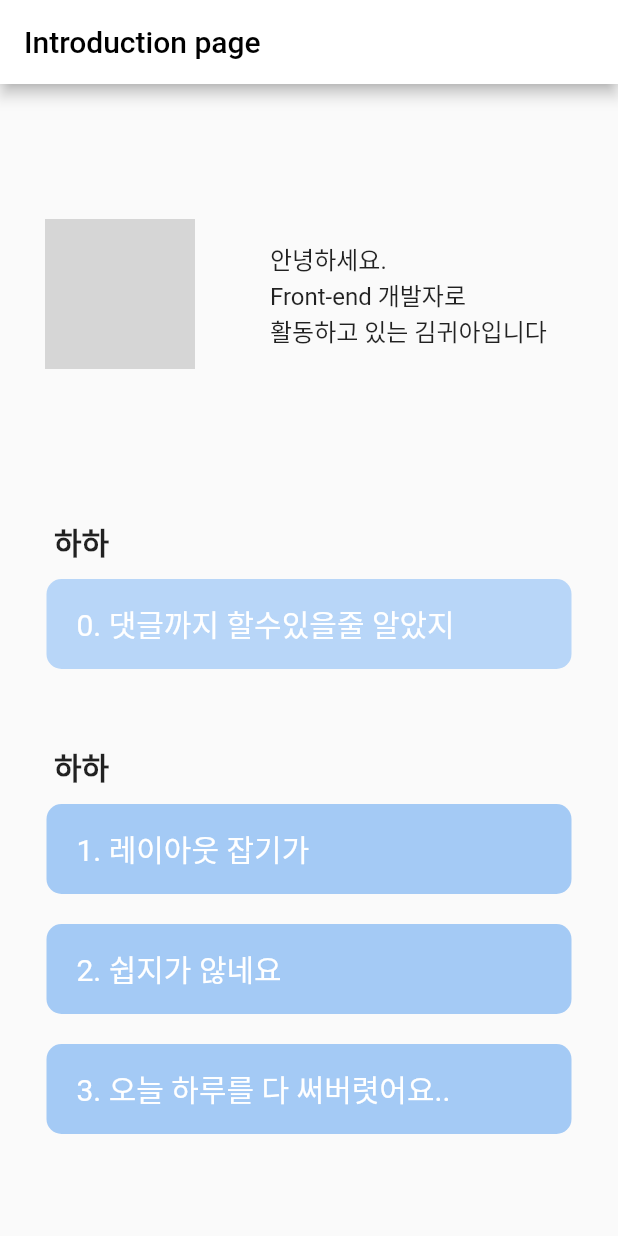
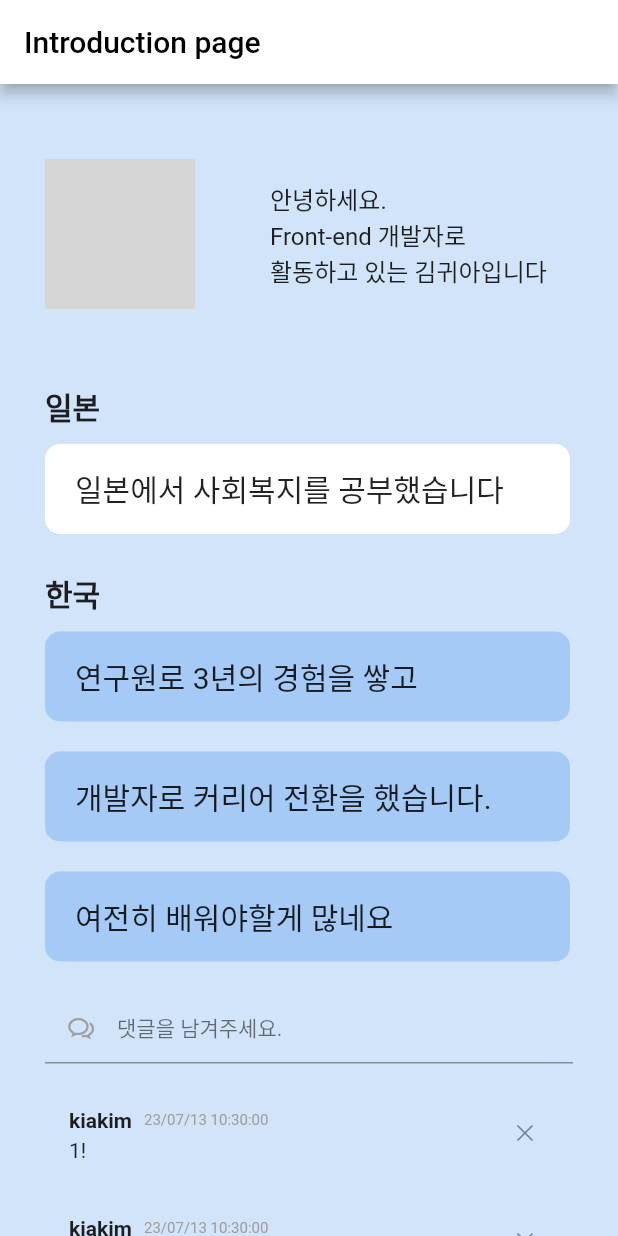
Before and after one commit to nbcamp/introduce-e1if, a Flutter app: the KiaPage screen opened directly, on a phone screen of 412 x 824 dp. Run offline on Flutter 3.47's test engine with Material 2 defaults, Android fonts, the light colour scheme and no system bars; our stand-ins replace shared_preferences, webview_flutter; accounts and stored records are empty; network calls fail; grey boxes are pictures that could not be loaded.

Commit message:
댓글 기능 추가 및 색상 리터치

```diff
--- a/analysis_options.yaml
+++ b/analysis_options.yaml
@@ -1 +1,31 @@
+# This file configures the analyzer, which statically analyzes Dart code to
+# check for errors, warnings, and lints.
+#
+# The issues identified by the analyzer are surfaced in the UI of Dart-enabled
+# IDEs (https://dart.dev/tools#ides-and-editors). The analyzer can also be
+# invoked from the command line by running `flutter analyze`.
+
+# The following line activates a set of recommended lints for Flutter apps,
+# packages, and plugins designed to encourage good coding practices.
 include: package:flutter_lints/flutter.yaml
+
+linter:
+  # The lint rules applied to this project can be customized in the
+  # section below to disable rules from the `package:flutter_lints/flutter.yaml`
+  # included above or to enable additional rules. A list of all available lints
+  # and their documentation is published at
+  # https://dart-lang.github.io/linter/lints/index.html.
+  #
+  # Instead of disabling a lint rule for the entire project in the
+  # section below, it can also be suppressed for a single line of code
+  # or a specific dart file by using the `// ignore: name_of_lint` and
+  # `// ignore_for_file: name_of_lint` syntax on the line or in the file
+  # producing the lint.
+  rules:
+    prefer_const_constructors: false
+    prefer_const_literals_to_create_immutables: false
+    # avoid_print: false  # Uncomment to disable the `avoid_print` rule
+    # prefer_single_quotes: true  # Uncomment to enable the `prefer_single_quotes` rule
+
+# Additional information about this file can be found at
+# https://dart.dev/guides/language/analysis-options
--- a/lib/screens/kia.dart
+++ b/lib/screens/kia.dart
@@ -1,4 +1,8 @@
 import 'package:flutter/material.dart';
+import 'package:introduce_e1if/widgets/comments.dart';
+
+import '../models/comment.dart';
+import '../services/comment.dart';
 
 class KiaPage extends StatefulWidget {
   const KiaPage({Key? key}) : super(key: key);
@@ -7,8 +11,16 @@ class KiaPage extends StatefulWidget {
 }
 
 class _KiaPageState extends State<KiaPage> {
+  List<Comment> comments = [
+    Comment(id: '1', author: 'kiakim', content: '1!'),
+    Comment(id: '2', author: 'kiakim', content: '2!'),
+    Comment(id: '3', author: 'kiakim', content: '3!'),
+  ];
+
   @override
   Widget build(BuildContext context) {
+    var commentService = CommentService();
+    var useState = commentService.useState('kiakim');
     return Scaffold(
       appBar: AppBar(
         title: Text(
@@ -17,10 +29,12 @@ class _KiaPageState extends State<KiaPage> {
         ),
         backgroundColor: Colors.white,
       ),
-      body: SingleChildScrollView(
+      body: Container(
+        color: Color.fromRGBO(184, 214, 248, 0.6),
+        child: SingleChildScrollView(
           child: Padding(
             padding:
-              const EdgeInsets.only(top: 90, left: 30, right: 30, bottom: 50),
+                const EdgeInsets.only(top: 50, left: 30, right: 30, bottom: 30),
             child: Column(
               children: [
                 Row(
@@ -62,13 +76,14 @@ class _KiaPageState extends State<KiaPage> {
                     ),
                   ],
                 ),
-              SizedBox(height: 100),
+                SizedBox(height: 50),
                 Column(
                   crossAxisAlignment: CrossAxisAlignment.start,
                   children: [
                     Text(
-                    ' 하하',
-                    style: TextStyle(fontSize: 20, fontWeight: FontWeight.bold),
+                      '일본',
+                      style:
+                          TextStyle(fontSize: 20, fontWeight: FontWeight.bold),
                     ),
                     SizedBox(height: 10),
                     Container(
@@ -76,10 +91,10 @@ class _KiaPageState extends State<KiaPage> {
                       child: Padding(
                         padding: const EdgeInsets.only(left: 20),
                         child: Text(
-                        "0. 댓글까지 할수있을줄 알았지",
+                          "일본에서 사회복지를 공부했습니다",
                           style: TextStyle(
                             fontSize: 20,
-                          color: Colors.white,
+                            color: Colors.black87,
                           ),
                         ),
                       ),
@@ -87,13 +102,14 @@ class _KiaPageState extends State<KiaPage> {
                       height: 60,
                       decoration: BoxDecoration(
                           borderRadius: BorderRadius.all(Radius.circular(10)),
-                      color: Color.fromRGBO(184, 214, 248, 1),
+                          // color: Color.fromRGBO(184, 214, 248, 1),
+                          color: Colors.white),
                     ),
-                  ),
-                  SizedBox(height: 50),
+                    SizedBox(height: 25),
                     Text(
-                    ' 하하',
-                    style: TextStyle(fontSize: 20, fontWeight: FontWeight.bold),
+                      '한국',
+                      style:
+                          TextStyle(fontSize: 20, fontWeight: FontWeight.bold),
                     ),
                     SizedBox(height: 10),
                     Container(
@@ -101,10 +117,10 @@ class _KiaPageState extends State<KiaPage> {
                       child: Padding(
                         padding: const EdgeInsets.only(left: 20),
                         child: Text(
-                        "1. 레이아웃 잡기가",
+                          "연구원로 3년의 경험을 쌓고",
                           style: TextStyle(
                             fontSize: 20,
-                          color: Colors.white,
+                            color: Colors.black87,
                           ),
                         ),
                       ),
@@ -121,10 +137,30 @@ class _KiaPageState extends State<KiaPage> {
                       child: Padding(
                         padding: const EdgeInsets.only(left: 20),
                         child: Text(
-                        "2. 쉽지가 않네요",
+                          "개발자로 커리어 전환을 했습니다.",
                           style: TextStyle(
                             fontSize: 20,
-                          color: Colors.white,
+                            color: Colors.black87,
+                          ),
+                        ),
+                      ),
+                      width: 350,
+                      height: 60,
+                      decoration: BoxDecoration(
+                          borderRadius: BorderRadius.all(Radius.circular(10)),
+                          color: Color.fromRGBO(164, 202, 245, 1)),
+                      // color: Colors.white),
+                    ),
+                    SizedBox(height: 20),
+                    Container(
+                      alignment: Alignment.centerLeft,
+                      child: Padding(
+                        padding: const EdgeInsets.only(left: 20),
+                        child: Text(
+                          "여전히 배워야할게 많네요 ",
+                          style: TextStyle(
+                            fontSize: 20,
+                            color: Colors.black87,
                           ),
                         ),
                       ),
@@ -136,24 +172,30 @@ class _KiaPageState extends State<KiaPage> {
                       ),
                     ),
                     SizedBox(height: 20),
-                  Container(
-                    alignment: Alignment.centerLeft,
-                    child: Padding(
-                      padding: const EdgeInsets.only(left: 20),
-                      child: Text(
-                        "3. 오늘 하루를 다 써버렷어요.. ",
-                        style: TextStyle(
-                          fontSize: 20,
-                          color: Colors.white,
+                    Comments(
+                      comments: comments,
+                      onSubmit: (query) {
+                        if (query.isEmpty) {
+                          return;
+                        }
+                        setState(() {
+                          comments = [
+                            Comment(
+                              id: DateTime.now().toString(),
+                              author: 'Anonymous',
+                              content: query,
                             ),
-                      ),
-                    ),
-                    width: 350,
-                    height: 60,
-                    decoration: BoxDecoration(
-                      borderRadius: BorderRadius.all(Radius.circular(10)),
-                      color: Color.fromRGBO(164, 202, 245, 1),
-                    ),
+                            ...comments,
+                          ];
+                        });
+                      },
+                      onDelete: (id) {
+                        setState(() {
+                          comments = comments
+                              .where((comment) => comment.id != id)
+                              .toList();
+                        });
+                      },
                     ),
                   ],
                 ),
@@ -161,6 +203,7 @@ class _KiaPageState extends State<KiaPage> {
             ),
           ),
         ),
+      ),
     );
   }
 }
```
Lines whose indentation alone changed are shown as unchanged.
